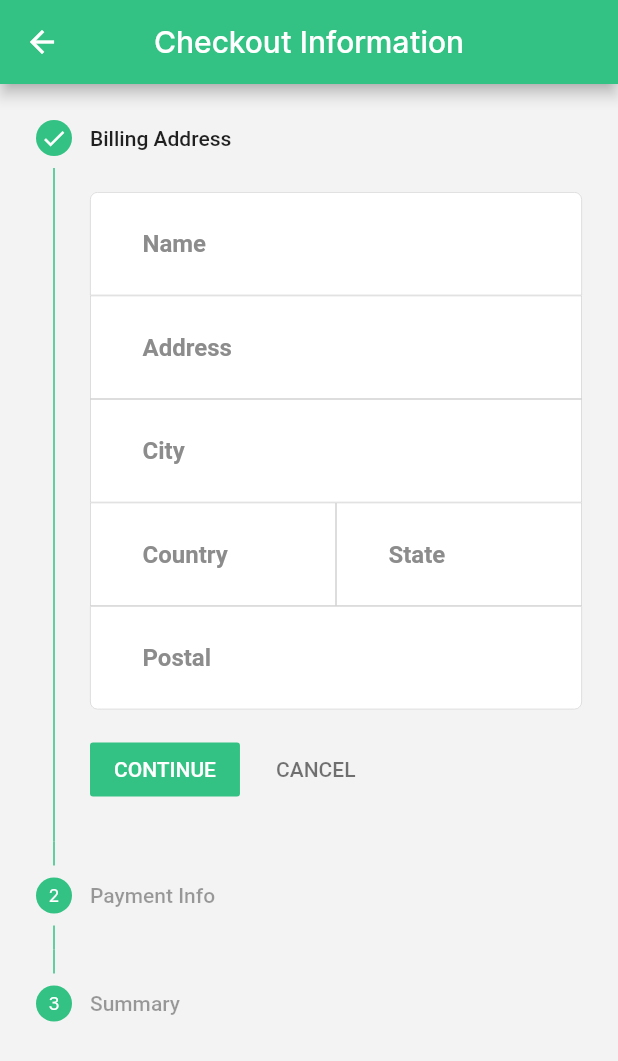
After one commit to leolopez89/flutter-products-store, a Flutter app: the CheckoutPage screen opened by its route, on a phone screen of 412 x 824 dp. The commit adds this screen. Shown: the top 1061 px of the screen. Run offline on Flutter 3.47's test engine with Material 2 defaults, Android fonts, the phone set to English and light mode, and no system bars; our stand-ins replace dartz, dio, get, get_storage; accounts and stored records are empty.

Commit message:
feat: added chechout page

```diff
--- a/lib/presentation/cart/cart_page.dart
+++ b/lib/presentation/cart/cart_page.dart
@@ -38,7 +38,7 @@ class CartPage extends GetView<CartController> {
             onPressed: _.appState.totalPrice > 0 ? _.goToCheckoutPage : null,
             style:
                 ElevatedButton.styleFrom(backgroundColor: AppColors.mainColor),
-            child: Text("CHECKOUT: ${_.appState.totalPrice}"),
+            child: Text("CHECKOUT: \$${_.appState.totalPrice}"),
           ),
         ),
         floatingActionButtonLocation: FloatingActionButtonLocation.centerFloat,
--- /dev/null
+++ b/lib/presentation/chechout/chechout_page.dart
@@ -0,0 +1,284 @@
+import 'package:flutter/material.dart';
+import 'package:flutter_products_store/application/chechout/checkout_controller.dart';
+import 'package:flutter_products_store/application/core/validators.dart';
+import 'package:flutter_products_store/presentation/core/utils/decorations.dart';
+import 'package:get/get.dart';
+
+class CheckoutPage extends GetView<CheckoutController> {
+  const CheckoutPage({Key? key}) : super(key: key);
+
+  Future _checkout() async => print("casa");
+
+  @override
+  Widget build(BuildContext context) {
+    final size = MediaQuery.of(context).size;
+    return GetBuilder<CheckoutController>(builder: (_) {
+      return Scaffold(
+        resizeToAvoidBottomInset: false,
+        backgroundColor: AppColors.backgroundColor,
+        appBar: AppBar(
+          centerTitle: true,
+          title: const Text('Checkout Information'),
+          backgroundColor: AppColors.mainColor,
+          leading: IconButton(
+            icon: const Icon(Icons.arrow_back),
+            onPressed: _.back,
+          ),
+        ),
+        body: Column(
+          children: [
+            Expanded(
+              child: Theme(
+                data: ThemeData(
+                  colorScheme: Theme.of(context).colorScheme.copyWith(
+                        primary: AppColors.mainColor,
+                      ),
+                ),
+                child: Stepper(
+                  type: StepperType.vertical,
+                  physics: const ScrollPhysics(),
+                  currentStep: _.currentStep,
+                  onStepTapped: (step) => _.tapped(step),
+                  onStepContinue: _.continued,
+                  onStepCancel: _.cancel,
+                  steps: <Step>[
+                    Step(
+                      title: const Text('Billing Address'),
+                      content: Form(
+                        key: _.formKey1,
+                        child: Column(
+                          children: <Widget>[
+                            TextFormField(
+                              key: const Key('name'),
+                              controller: _.nameController,
+                              decoration: fieldDecoration(
+                                hintText: 'Name',
+                                mode: BorderMode.top,
+                              ),
+                              validator: nameValidator,
+                              onFieldSubmitted: (value) => _checkout(),
+                              textInputAction: TextInputAction.done,
+                            ),
+                            TextFormField(
+                              key: const Key('address'),
+                              controller: _.addressController,
+                              decoration: fieldDecoration(
+                                hintText: 'Address',
+                                mode: BorderMode.center,
+                              ),
+                              validator: nameValidator,
+                              onFieldSubmitted: (value) => _checkout(),
+                              textInputAction: TextInputAction.done,
+                            ),
+                            TextFormField(
+                              key: const Key('city'),
+                              controller: _.cityController,
+                              decoration: fieldDecoration(
+                                hintText: 'City',
+                                mode: BorderMode.center,
+                              ),
+                              validator: nameValidator,
+                              onFieldSubmitted: (value) => _checkout(),
+                              textInputAction: TextInputAction.done,
+                            ),
+                            Row(
+                              children: [
+                                Flexible(
+                                  child: TextFormField(
+                                    key: const Key('country'),
+                                    controller: _.countryController,
+                                    decoration: fieldDecoration(
+                                      hintText: 'Country',
+                                      mode: BorderMode.center,
+                                    ),
+                                    validator: nameValidator,
+                                    onFieldSubmitted: (value) => _checkout(),
+                                    textInputAction: TextInputAction.done,
+                                  ),
+                                ),
+                                Flexible(
+                                  child: TextFormField(
+                                    key: const Key('state'),
+                                    controller: _.stateController,
+                                    decoration: fieldDecoration(
+                                      hintText: 'State',
+                                      mode: BorderMode.center,
+                                    ),
+                                    validator: nameValidator,
+                                    onFieldSubmitted: (value) => _checkout(),
+                                    textInputAction: TextInputAction.done,
+                                  ),
+                                ),
+                              ],
+                            ),
+                            TextFormField(
+                              key: const Key('postal'),
+                              controller: _.postalController,
+                              decoration: fieldDecoration(
+                                hintText: 'Postal',
+                                mode: BorderMode.end,
+                              ),
+                              validator: postalCodeValidator,
+                              onFieldSubmitted: (value) => _checkout(),
+                              textInputAction: TextInputAction.done,
+                            ),
+                          ],
+                        ),
+                      ),
+                      isActive: _.currentStep >= 0,
+                      state: _.currentStep >= 0
+                          ? StepState.complete
+                          : StepState.disabled,
+                    ),
+                    Step(
+                      title: const Text('Payment Info'),
+                      content: Form(
+                        key: _.formKey2,
+                        child: Column(
+                          children: <Widget>[
+                            TextFormField(
+                              key: const Key('card'),
+                              controller: _.cardController,
+                              decoration: fieldDecoration(
+                                hintText: 'Credit card (XXXXXXXXXXXXXXXX)',
+                                mode: BorderMode.top,
+                              ),
+                              validator: cardValidator,
+                              onFieldSubmitted: (value) => _checkout(),
+                              textInputAction: TextInputAction.done,
+                            ),
+                            Row(
+                              children: [
+                                Flexible(
+                                  child: TextFormField(
+                                    key: const Key('date'),
+                                    controller: _.dateController,
+                                    decoration: fieldDecoration(
+                                      hintText: 'Date (MM/YY)',
+                                      mode: BorderMode.end,
+                                    ),
+                                    validator: dateValidator,
+                                    onFieldSubmitted: (value) => _checkout(),
+                                    textInputAction: TextInputAction.done,
+                                  ),
+                                ),
+                                Flexible(
+                                  child: TextFormField(
+                                    key: const Key('cvv'),
+                                    controller: _.cvvController,
+                                    decoration: fieldDecoration(
+                                      hintText: 'CVV (***)',
+                                      mode: BorderMode.end,
+                                    ),
+                                    obscureText: true,
+                                    validator: cvvValidator,
+                                    onFieldSubmitted: (value) => _checkout(),
+                                    textInputAction: TextInputAction.done,
+                                  ),
+                                ),
+                              ],
+                            ),
+                          ],
+                        ),
+                      ),
+                      isActive: _.currentStep >= 0,
+                      state: _.currentStep >= 1
+                          ? StepState.complete
+                          : StepState.disabled,
+                    ),
+                    Step(
+                      title: const Text('Summary'),
+                      content: Column(
+                        crossAxisAlignment: CrossAxisAlignment.start,
+                        mainAxisAlignment: MainAxisAlignment.start,
+                        children: <Widget>[
+                          Container(),
+                          Row(
+                            mainAxisAlignment: MainAxisAlignment.spaceBetween,
+                            children: [
+                              const Text(
+                                "Total of products",
+                                style: TextStyle(
+                                    fontSize: 15, color: AppColors.textColor),
+                              ),
+                              Text(
+                                "${_.appState.count}",
+                                style: const TextStyle(
+                                  fontSize: 15,
+                                  fontWeight: FontWeight.w600,
+                                ),
+                              ),
+                            ],
+                          ),
+                          Row(
+                            mainAxisAlignment: MainAxisAlignment.spaceBetween,
+                            children: const [
+                              Text(
+                                "Shipping",
+                                style: TextStyle(
+                                    fontSize: 15, color: AppColors.textColor),
+                              ),
+                              Text(
+                                "\$0.0",
+                                style: TextStyle(
+                                  fontSize: 15,
+                                  fontWeight: FontWeight.w600,
+                                ),
+                              ),
+                            ],
+                          ),
+                          Row(
+                            mainAxisAlignment: MainAxisAlignment.spaceBetween,
+                            children: [
+                              const Text(
+                                "Subtotal price",
+                                style: TextStyle(
+                                    fontSize: 15, color: AppColors.textColor),
+                              ),
+                              Text(
+                                "\$${_.appState.totalPrice}",
+                                style: const TextStyle(
+                                  fontSize: 15,
+                                  fontWeight: FontWeight.w600,
+                                ),
+                              ),
+                            ],
+                          ),
+                          const Padding(
+                            padding: EdgeInsets.symmetric(vertical: 20),
+                            child: Divider(color: Colors.black, thickness: 0.7),
+                          ),
+                          Row(
+                            mainAxisAlignment: MainAxisAlignment.spaceBetween,
+                            children: [
+                              const Text(
+                                "Total price",
+                                style: TextStyle(
+                                    fontSize: 20, color: AppColors.textColor),
+                              ),
+                              Text(
+                                "\$${_.appState.totalPrice}",
+                                style: const TextStyle(
+                                  fontSize: 20,
+                                  fontWeight: FontWeight.w600,
+                                ),
+                              ),
+                            ],
+                          ),
+                        ],
+                      ),
+                      isActive: _.currentStep >= 0,
+                      state: _.currentStep >= 2
+                          ? StepState.complete
+                          : StepState.disabled,
+                    ),
+                  ],
+                ),
+              ),
+            ),
+          ],
+        ),
+      );
+    });
+  }
+}
--- a/lib/presentation/core/navigation/navigation.dart
+++ b/lib/presentation/core/navigation/navigation.dart
@@ -4,6 +4,7 @@ import 'package:flutter_products_store/domain/bindings/details_controller_bindin
 import 'package:flutter_products_store/domain/bindings/home_controller_binding.dart';
 import 'package:flutter_products_store/domain/bindings/login_controller_binding.dart';
 import 'package:flutter_products_store/presentation/cart/cart_page.dart';
+import 'package:flutter_products_store/presentation/chechout/chechout_page.dart';
 import 'package:flutter_products_store/presentation/core/navigation/routes.dart';
 import 'package:flutter_products_store/presentation/details/details_page.dart';
 import 'package:flutter_products_store/presentation/home/home_page.dart';
@@ -28,7 +29,7 @@ List<GetPage> appRoutes = [
   ),
   GetPage(
     name: Routes.checkout,
-    page: () => const LoginPage(), //CheckoutPage(),
+    page: () => const CheckoutPage(),
     binding: CheckoutControllerBinding(),
   ),
   GetPage(
--- a/lib/presentation/details/details_page.dart
+++ b/lib/presentation/details/details_page.dart
@@ -75,7 +75,7 @@ class DetailsPage extends GetView<DetailsController> {
                 Row(
                   children: [
                     Text(
-                      price,
+                      "\$$price",
                       style: TextStyle(
                           fontSize: 14,
                           fontWeight: FontWeight.w800,
--- a/lib/presentation/home/widgets/book_item.dart
+++ b/lib/presentation/home/widgets/book_item.dart
@@ -74,7 +74,7 @@ class BookItem extends StatelessWidget {
                       )),
                 const SizedBox(height: 10),
                 Text(
-                  price,
+                  "\$$price",
                   style: TextStyle(
                       fontSize: 12,
                       fontWeight: FontWeight.w700,
```
Also changed, not shown: lib/application/chechout/checkout_controller.dart (+54 -32 lines), lib/application/core/validators.dart (+33 -0 lines), lib/presentation/cart/widgets/book_element.dart (+4 -4 lines).
